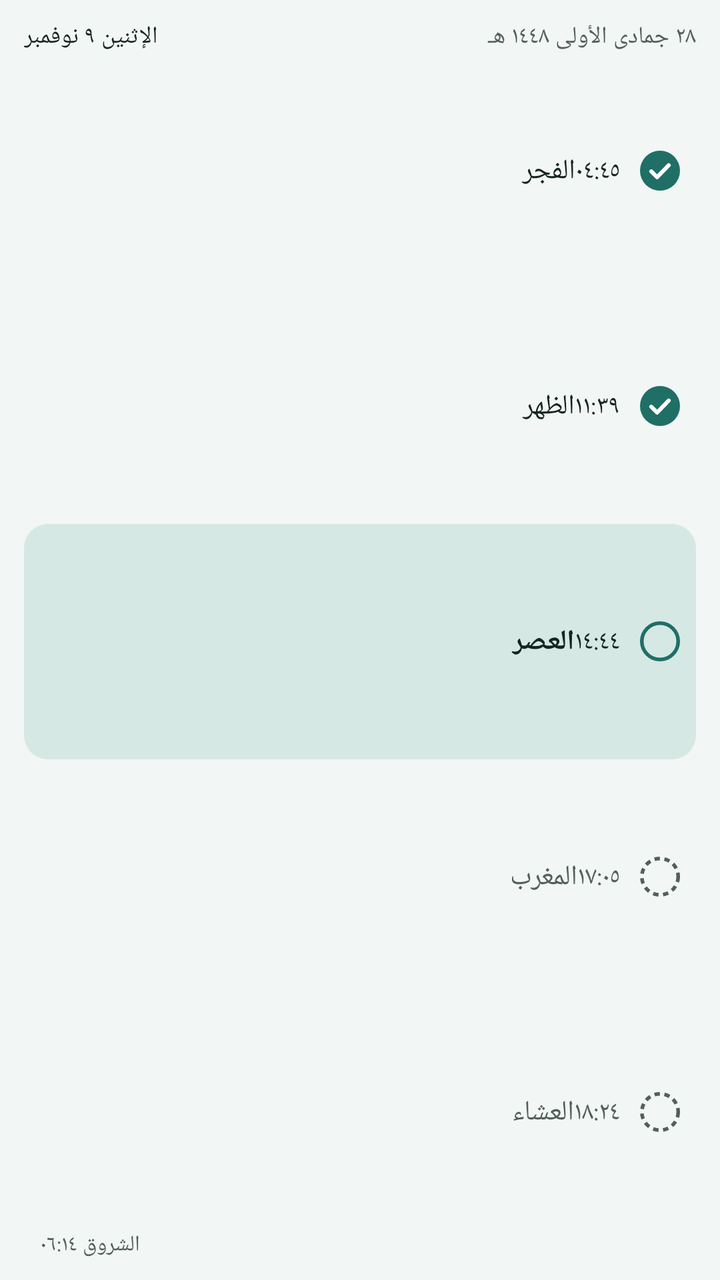
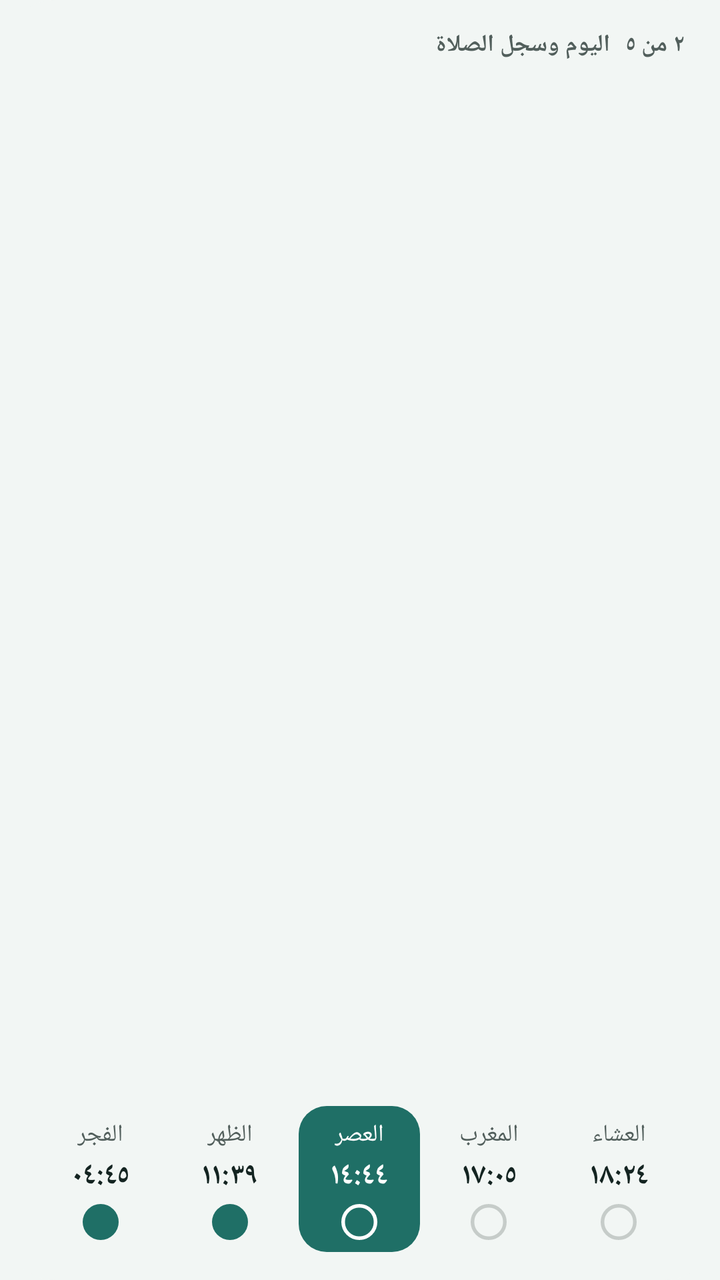

Screens rendered from an Android XML layout before and after an edit, with the pre-edit source and the edit as a unified diff.
<!-- AndroidManifest.xml: application theme Theme.Mawaqeet -->
<!-- res/layout/widget_preview_today_log.xml -->
<?xml version="1.0" encoding="utf-8"?>
<LinearLayout xmlns:android="http://schemas.android.com/apk/res/android"
    android:layout_width="match_parent"
    android:layout_height="match_parent"
    android:background="@drawable/widget_background"
    android:backgroundTint="@color/widget_background"
    android:gravity="top"
    android:orientation="vertical"
    android:paddingHorizontal="12dp"
    android:paddingVertical="10dp">

    <LinearLayout
        android:layout_width="match_parent"
        android:layout_height="wrap_content"
        android:orientation="horizontal">

        <TextView
            android:layout_width="wrap_content"
            android:layout_height="wrap_content"
            android:maxLines="1"
            android:text="@string/widget_preview_date"
            android:textColor="@color/widget_text"
            android:textSize="12sp" />

        <TextView
            android:layout_width="0dp"
            android:layout_height="wrap_content"
            android:layout_marginStart="8dp"
            android:layout_weight="1"
            android:ellipsize="end"
            android:maxLines="1"
            android:text="@string/widget_preview_hijri"
            android:textColor="@color/widget_text_muted"
            android:textSize="12sp" />
    </LinearLayout>

    <LinearLayout
        android:layout_width="match_parent"
        android:layout_height="0dp"
        android:layout_weight="1"
        android:gravity="center_vertical"
        android:orientation="horizontal"
        android:paddingHorizontal="8dp">

        <TextView
            android:layout_width="0dp"
            android:layout_height="wrap_content"
            android:layout_weight="1"
            android:maxLines="1"
            android:text="@string/prayer_fajr"
            android:textColor="@color/widget_text"
            android:textSize="14sp" />

        <TextView
            android:layout_width="wrap_content"
            android:layout_height="wrap_content"
            android:maxLines="1"
            android:text="@string/widget_preview_fajr_time"
            android:textColor="@color/widget_text"
            android:textSize="13sp" />

        <FrameLayout
            android:layout_width="20dp"
            android:layout_height="20dp"
            android:layout_marginStart="10dp">

            <ImageView
                android:layout_width="match_parent"
                android:layout_height="match_parent"
                android:importantForAccessibility="no"
                android:src="@drawable/widget_mark_prayed"
                android:tint="@color/widget_accent"
                android:tintMode="src_in" />

            <ImageView
                android:layout_width="match_parent"
                android:layout_height="match_parent"
                android:importantForAccessibility="no"
                android:src="@drawable/widget_mark_check"
                android:tint="@color/widget_on_accent"
                android:tintMode="src_in" />
        </FrameLayout>
    </LinearLayout>

    <LinearLayout
        android:layout_width="match_parent"
        android:layout_height="0dp"
        android:layout_weight="1"
        android:gravity="center_vertical"
        android:orientation="horizontal"
        android:paddingHorizontal="8dp">

        <TextView
            android:layout_width="0dp"
            android:layout_height="wrap_content"
            android:layout_weight="1"
            android:maxLines="1"
            android:text="@string/prayer_dhuhr"
            android:textColor="@color/widget_text"
            android:textSize="14sp" />

        <TextView
            android:layout_width="wrap_content"
            android:layout_height="wrap_content"
            android:maxLines="1"
            android:text="@string/widget_preview_dhuhr_time"
            android:textColor="@color/widget_text"
            android:textSize="13sp" />

        <FrameLayout
            android:layout_width="20dp"
            android:layout_height="20dp"
            android:layout_marginStart="10dp">

            <ImageView
                android:layout_width="match_parent"
                android:layout_height="match_parent"
                android:importantForAccessibility="no"
                android:src="@drawable/widget_mark_prayed"
                android:tint="@color/widget_accent"
                android:tintMode="src_in" />

            <ImageView
                android:layout_width="match_parent"
                android:layout_height="match_parent"
                android:importantForAccessibility="no"
                android:src="@drawable/widget_mark_check"
                android:tint="@color/widget_on_accent"
                android:tintMode="src_in" />
        </FrameLayout>
    </LinearLayout>

    <LinearLayout
        android:layout_width="match_parent"
        android:layout_height="0dp"
        android:layout_weight="1"
        android:background="@drawable/widget_row_next"
        android:backgroundTint="@color/widget_accent_soft"
        android:gravity="center_vertical"
        android:orientation="horizontal"
        android:paddingHorizontal="8dp">

        <TextView
            android:layout_width="0dp"
            android:layout_height="wrap_content"
            android:layout_weight="1"
            android:maxLines="1"
            android:text="@string/prayer_asr"
            android:textColor="@color/widget_text"
            android:textSize="14sp"
            android:textStyle="bold" />

        <TextView
            android:layout_width="wrap_content"
            android:layout_height="wrap_content"
            android:maxLines="1"
            android:text="@string/widget_preview_asr_time"
            android:textColor="@color/widget_text"
            android:textSize="13sp" />

        <ImageView
            android:layout_width="20dp"
            android:layout_height="20dp"
            android:layout_marginStart="10dp"
            android:importantForAccessibility="no"
            android:src="@drawable/widget_mark_due"
            android:tint="@color/widget_accent"
            android:tintMode="src_in" />
    </LinearLayout>

    <LinearLayout
        android:layout_width="match_parent"
        android:layout_height="0dp"
        android:layout_weight="1"
        android:gravity="center_vertical"
        android:orientation="horizontal"
        android:paddingHorizontal="8dp">

        <TextView
            android:layout_width="0dp"
            android:layout_height="wrap_content"
            android:layout_weight="1"
            android:maxLines="1"
            android:text="@string/prayer_maghrib"
            android:textColor="@color/widget_text_muted"
            android:textSize="14sp" />

        <TextView
            android:layout_width="wrap_content"
            android:layout_height="wrap_content"
            android:maxLines="1"
            android:text="@string/widget_preview_maghrib_time"
            android:textColor="@color/widget_text_muted"
            android:textSize="13sp" />

        <ImageView
            android:layout_width="20dp"
            android:layout_height="20dp"
            android:layout_marginStart="10dp"
            android:importantForAccessibility="no"
            android:src="@drawable/widget_mark_upcoming"
            android:tint="@color/widget_text_muted"
            android:tintMode="src_in" />
    </LinearLayout>

    <LinearLayout
        android:layout_width="match_parent"
        android:layout_height="0dp"
        android:layout_weight="1"
        android:gravity="center_vertical"
        android:orientation="horizontal"
        android:paddingHorizontal="8dp">

        <TextView
            android:layout_width="0dp"
            android:layout_height="wrap_content"
            android:layout_weight="1"
            android:maxLines="1"
            android:text="@string/prayer_isha"
            android:textColor="@color/widget_text_muted"
            android:textSize="14sp" />

        <TextView
            android:layout_width="wrap_content"
            android:layout_height="wrap_content"
            android:maxLines="1"
            android:text="@string/widget_preview_isha_time"
            android:textColor="@color/widget_text_muted"
            android:textSize="13sp" />

        <ImageView
            android:layout_width="20dp"
            android:layout_height="20dp"
            android:layout_marginStart="10dp"
            android:importantForAccessibility="no"
            android:src="@drawable/widget_mark_upcoming"
            android:tint="@color/widget_text_muted"
            android:tintMode="src_in" />
    </LinearLayout>

    <TextView
        android:layout_width="wrap_content"
        android:layout_height="wrap_content"
        android:maxLines="1"
        android:text="@string/widget_preview_sunrise_line"
        android:textColor="@color/widget_text_muted"
        android:textSize="11sp"
        android:paddingHorizontal="8dp" />
</LinearLayout>
<!-- resources referenced by this layout -->
<resources>
  <color name="widget_accent">#1F6F66</color>
  <color name="widget_accent_soft">#D6E8E4</color>
  <color name="widget_background">#F2F6F4</color>
  <color name="widget_on_accent">#FFFFFF</color>
  <color name="widget_text">#142421</color>
  <color name="widget_text_muted">#525F5C</color>
  <!-- drawable widget_background (drawable) -->
  <?xml version="1.0" encoding="utf-8"?>
  <shape xmlns:android="http://schemas.android.com/apk/res/android" android:shape="rectangle">
      <solid android:color="@android:color/white" />
      <corners android:radius="@dimen/widget_radius" />
  </shape>
  <!-- drawable widget_mark_check (drawable) -->
  <?xml version="1.0" encoding="utf-8"?>
  <vector xmlns:android="http://schemas.android.com/apk/res/android"
      android:width="22dp"
      android:height="22dp"
      android:viewportWidth="22"
      android:viewportHeight="22">
      <path
          android:pathData="M6.2,11.4l3.2,3.2l6.4,-6.6"
          android:strokeWidth="2.2"
          android:strokeColor="@android:color/white"
          android:strokeLineCap="round"
          android:strokeLineJoin="round" />
  </vector>
  <!-- drawable widget_mark_due (drawable) -->
  <?xml version="1.0" encoding="utf-8"?>
  <shape xmlns:android="http://schemas.android.com/apk/res/android" android:shape="oval">
      
      <solid android:color="@android:color/transparent" />
      <size android:width="22dp" android:height="22dp" />
      <stroke android:width="2dp" android:color="@android:color/white" />
  </shape>
  <!-- drawable widget_mark_prayed (drawable) -->
  <?xml version="1.0" encoding="utf-8"?>
  <shape xmlns:android="http://schemas.android.com/apk/res/android" android:shape="oval">
      <size android:width="22dp" android:height="22dp" />
      <solid android:color="@android:color/white" />
  </shape>
  <!-- drawable widget_mark_upcoming (drawable) -->
  <?xml version="1.0" encoding="utf-8"?>
  <shape xmlns:android="http://schemas.android.com/apk/res/android" android:shape="oval">
      
      <solid android:color="@android:color/transparent" />
      <size android:width="22dp" android:height="22dp" />
      <stroke
          android:width="2dp"
          android:color="@android:color/white"
          android:dashWidth="3dp"
          android:dashGap="2.5dp" />
  </shape>
  <!-- drawable widget_row_next (drawable) -->
  <?xml version="1.0" encoding="utf-8"?>
  <shape xmlns:android="http://schemas.android.com/apk/res/android" android:shape="rectangle">
      <solid android:color="@android:color/white" />
      <corners android:radius="12dp" />
  </shape>
  <string name="prayer_asr">العصر</string>
  <string name="prayer_dhuhr">الظهر</string>
  <string name="prayer_fajr">الفجر</string>
  <string name="prayer_isha">العشاء</string>
  <string name="prayer_maghrib">المغرب</string>
  <string name="widget_preview_asr_time">١٤:٤٤</string>
  <string name="widget_preview_date">الإثنين ٩ نوفمبر</string>
  <string name="widget_preview_dhuhr_time">١١:٣٩</string>
  <string name="widget_preview_fajr_time">٠٤:٤٥</string>
  <string name="widget_preview_hijri">٢٨ جمادى الأولى ١٤٤٨ هـ</string>
  <string name="widget_preview_isha_time">١٨:٢٤</string>
  <string name="widget_preview_maghrib_time">١٧:٠٥</string>
  <string name="widget_preview_sunrise_line">الشروق ٠٦:١٤</string>
  <style name="Theme.Mawaqeet" parent="Theme.AppCompat.DayNight.NoActionBar">
          
          <item name="android:windowBackground">@color/window_background</item>
      </style>
  <dimen name="widget_radius">16dp</dimen>
  <color name="window_background">#F2F6F4</color>
</resources>

<!-- the commit's change to res/layout/widget_preview_today_log.xml (unified diff, before → after) -->
@@ -6,8 +6,8 @@
     android:backgroundTint="@color/widget_background"
     android:gravity="top"
     android:orientation="vertical"
-    android:paddingHorizontal="12dp"
-    android:paddingVertical="10dp">
+    android:paddingHorizontal="18dp"
+    android:paddingVertical="14dp">
 
     <LinearLayout
         android:layout_width="match_parent"
@@ -15,235 +15,219 @@
         android:orientation="horizontal">
 
         <TextView
-            android:layout_width="wrap_content"
-            android:layout_height="wrap_content"
-            android:maxLines="1"
-            android:text="@string/widget_preview_date"
-            android:textColor="@color/widget_text"
-            android:textSize="12sp" />
-
-        <TextView
-            android:layout_width="0dp"
-            android:layout_height="wrap_content"
-            android:layout_marginStart="8dp"
+            android:layout_width="0dp"
+            android:layout_height="wrap_content"
             android:layout_weight="1"
             android:ellipsize="end"
             android:maxLines="1"
-            android:text="@string/widget_preview_hijri"
+            android:text="@string/widget_today_log"
             android:textColor="@color/widget_text_muted"
-            android:textSize="12sp" />
+            android:textSize="12sp"
+            android:textStyle="bold" />
+
+        <TextView
+            android:layout_width="wrap_content"
+            android:layout_height="wrap_content"
+            android:maxLines="1"
+            android:text="@string/widget_preview_today_count"
+            android:textColor="@color/widget_text_muted"
+            android:textSize="12sp"
+            android:textStyle="bold"
+                android:layout_marginStart="8dp" />
     </LinearLayout>
 
     <LinearLayout
         android:layout_width="match_parent"
         android:layout_height="0dp"
         android:layout_weight="1"
-        android:gravity="center_vertical"
-        android:orientation="horizontal"
-        android:paddingHorizontal="8dp">
-
-        <TextView
-            android:layout_width="0dp"
-            android:layout_height="wrap_content"
-            android:layout_weight="1"
-            android:maxLines="1"
-            android:text="@string/prayer_fajr"
-            android:textColor="@color/widget_text"
-            android:textSize="14sp" />
-
-        <TextView
-            android:layout_width="wrap_content"
-            android:layout_height="wrap_content"
-            android:maxLines="1"
-            android:text="@string/widget_preview_fajr_time"
-            android:textColor="@color/widget_text"
-            android:textSize="13sp" />
-
-        <FrameLayout
-            android:layout_width="20dp"
-            android:layout_height="20dp"
-            android:layout_marginStart="10dp">
-
-            <ImageView
-                android:layout_width="match_parent"
-                android:layout_height="match_parent"
-                android:importantForAccessibility="no"
-                android:src="@drawable/widget_mark_prayed"
+        android:gravity="bottom"
+        android:orientation="horizontal">
+
+        <LinearLayout
+            android:layout_width="0dp"
+            android:layout_height="wrap_content"
+            android:layout_marginHorizontal="2dp"
+            android:layout_weight="1"
+            android:gravity="center"
+            android:orientation="vertical"
+            android:paddingVertical="6dp">
+
+            <TextView
+                android:layout_width="wrap_content"
+                android:layout_height="wrap_content"
+                android:maxLines="1"
+                android:text="@string/prayer_fajr"
+                android:textColor="@color/widget_text_muted"
+                android:textSize="12sp" />
+
+            <TextView
+                android:layout_width="wrap_content"
+                android:layout_height="wrap_content"
+                android:maxLines="1"
+                android:text="@string/widget_preview_fajr_time"
+                android:textColor="@color/widget_text"
+                android:textSize="15sp"
+                android:textStyle="bold"
+                android:layout_marginTop="2dp" />
+
+            <ImageView
+                android:layout_width="18dp"
+                android:layout_height="18dp"
+                android:importantForAccessibility="no"
+                android:src="@drawable/widget_dot_prayed"
                 android:tint="@color/widget_accent"
-                android:tintMode="src_in" />
-
-            <ImageView
-                android:layout_width="match_parent"
-                android:layout_height="match_parent"
-                android:importantForAccessibility="no"
-                android:src="@drawable/widget_mark_check"
+                android:tintMode="src_in"
+                android:layout_marginTop="4dp" />
+        </LinearLayout>
+
+        <LinearLayout
+            android:layout_width="0dp"
+            android:layout_height="wrap_content"
+            android:layout_marginHorizontal="2dp"
+            android:layout_weight="1"
+            android:gravity="center"
+            android:orientation="vertical"
+            android:paddingVertical="6dp">
+
+            <TextView
+                android:layout_width="wrap_content"
+                android:layout_height="wrap_content"
+                android:maxLines="1"
+                android:text="@string/prayer_dhuhr"
+                android:textColor="@color/widget_text_muted"
+                android:textSize="12sp" />
+
+            <TextView
+                android:layout_width="wrap_content"
+                android:layout_height="wrap_content"
+                android:maxLines="1"
+                android:text="@string/widget_preview_dhuhr_time"
+                android:textColor="@color/widget_text"
+                android:textSize="15sp"
+                android:textStyle="bold"
+                android:layout_marginTop="2dp" />
+
+            <ImageView
+                android:layout_width="18dp"
+                android:layout_height="18dp"
+                android:importantForAccessibility="no"
+                android:src="@drawable/widget_dot_prayed"
+                android:tint="@color/widget_accent"
+                android:tintMode="src_in"
+                android:layout_marginTop="4dp" />
+        </LinearLayout>
+
+        <LinearLayout
+            android:layout_width="0dp"
+            android:layout_height="wrap_content"
+            android:layout_marginHorizontal="2dp"
+            android:layout_weight="1"
+            android:background="@drawable/widget_cell_next"
+            android:backgroundTint="@color/widget_accent"
+            android:gravity="center"
+            android:orientation="vertical"
+            android:paddingVertical="6dp">
+
+            <TextView
+                android:layout_width="wrap_content"
+                android:layout_height="wrap_content"
+                android:maxLines="1"
+                android:text="@string/prayer_asr"
+                android:textColor="@color/widget_on_accent"
+                android:textSize="12sp" />
+
+            <TextView
+                android:layout_width="wrap_content"
+                android:layout_height="wrap_content"
+                android:maxLines="1"
+                android:text="@string/widget_preview_asr_time"
+                android:textColor="@color/widget_on_accent"
+                android:textSize="15sp"
+                android:textStyle="bold"
+                android:layout_marginTop="2dp" />
+
+            <ImageView
+                android:layout_width="18dp"
+                android:layout_height="18dp"
+                android:importantForAccessibility="no"
+                android:src="@drawable/widget_ring"
                 android:tint="@color/widget_on_accent"
-                android:tintMode="src_in" />
-        </FrameLayout>
+                android:tintMode="src_in"
+                android:layout_marginTop="4dp" />
+        </LinearLayout>
+
+        <LinearLayout
+            android:layout_width="0dp"
+            android:layout_height="wrap_content"
+            android:layout_marginHorizontal="2dp"
+            android:layout_weight="1"
+            android:gravity="center"
+            android:orientation="vertical"
+            android:paddingVertical="6dp">
+
+            <TextView
+                android:layout_width="wrap_content"
+                android:layout_height="wrap_content"
+                android:maxLines="1"
+                android:text="@string/prayer_maghrib"
+                android:textColor="@color/widget_text_muted"
+                android:textSize="12sp" />
+
+            <TextView
+                android:layout_width="wrap_content"
+                android:layout_height="wrap_content"
+                android:maxLines="1"
+                android:text="@string/widget_preview_maghrib_time"
+                android:textColor="@color/widget_text"
+                android:textSize="15sp"
+                android:textStyle="bold"
+                android:layout_marginTop="2dp" />
+
+            <ImageView
+                android:layout_width="18dp"
+                android:layout_height="18dp"
+                android:importantForAccessibility="no"
+                android:src="@drawable/widget_ring"
+                android:tint="@color/widget_dot_upcoming"
+                android:tintMode="src_in"
+                android:layout_marginTop="4dp" />
+        </LinearLayout>
+
+        <LinearLayout
+            android:layout_width="0dp"
+            android:layout_height="wrap_content"
+            android:layout_marginHorizontal="2dp"
+            android:layout_weight="1"
+            android:gravity="center"
+            android:orientation="vertical"
+            android:paddingVertical="6dp">
+
+            <TextView
+                android:layout_width="wrap_content"
+                android:layout_height="wrap_content"
+                android:maxLines="1"
+                android:text="@string/prayer_isha"
+                android:textColor="@color/widget_text_muted"
+                android:textSize="12sp" />
+
+            <TextView
+                android:layout_width="wrap_content"
+                android:layout_height="wrap_content"
+                android:maxLines="1"
+                android:text="@string/widget_preview_isha_time"
+                android:textColor="@color/widget_text"
+                android:textSize="15sp"
+                android:textStyle="bold"
+                android:layout_marginTop="2dp" />
+
+            <ImageView
+                android:layout_width="18dp"
+                android:layout_height="18dp"
+                android:importantForAccessibility="no"
+                android:src="@drawable/widget_ring"
+                android:tint="@color/widget_dot_upcoming"
+                android:tintMode="src_in"
+                android:layout_marginTop="4dp" />
+        </LinearLayout>
     </LinearLayout>
-
-    <LinearLayout
-        android:layout_width="match_parent"
-        android:layout_height="0dp"
-        android:layout_weight="1"
-        android:gravity="center_vertical"
-        android:orientation="horizontal"
-        android:paddingHorizontal="8dp">
-
-        <TextView
-            android:layout_width="0dp"
-            android:layout_height="wrap_content"
-            android:layout_weight="1"
-            android:maxLines="1"
-            android:text="@string/prayer_dhuhr"
-            android:textColor="@color/widget_text"
-            android:textSize="14sp" />
-
-        <TextView
-            android:layout_width="wrap_content"
-            android:layout_height="wrap_content"
-            android:maxLines="1"
-            android:text="@string/widget_preview_dhuhr_time"
-            android:textColor="@color/widget_text"
-            android:textSize="13sp" />
-
-        <FrameLayout
-            android:layout_width="20dp"
-            android:layout_height="20dp"
-            android:layout_marginStart="10dp">
-
-            <ImageView
-                android:layout_width="match_parent"
-                android:layout_height="match_parent"
-                android:importantForAccessibility="no"
-                android:src="@drawable/widget_mark_prayed"
-                android:tint="@color/widget_accent"
-                android:tintMode="src_in" />
-
-            <ImageView
-                android:layout_width="match_parent"
-                android:layout_height="match_parent"
-                android:importantForAccessibility="no"
-                android:src="@drawable/widget_mark_check"
-                android:tint="@color/widget_on_accent"
-                android:tintMode="src_in" />
-        </FrameLayout>
-    </LinearLayout>
-
-    <LinearLayout
-        android:layout_width="match_parent"
-        android:layout_height="0dp"
-        android:layout_weight="1"
-        android:background="@drawable/widget_row_next"
-        android:backgroundTint="@color/widget_accent_soft"
-        android:gravity="center_vertical"
-        android:orientation="horizontal"
-        android:paddingHorizontal="8dp">
-
-        <TextView
-            android:layout_width="0dp"
-            android:layout_height="wrap_content"
-            android:layout_weight="1"
-            android:maxLines="1"
-            android:text="@string/prayer_asr"
-            android:textColor="@color/widget_text"
-            android:textSize="14sp"
-            android:textStyle="bold" />
-
-        <TextView
-            android:layout_width="wrap_content"
-            android:layout_height="wrap_content"
-            android:maxLines="1"
-            android:text="@string/widget_preview_asr_time"
-            android:textColor="@color/widget_text"
-            android:textSize="13sp" />
-
-        <ImageView
-            android:layout_width="20dp"
-            android:layout_height="20dp"
-            android:layout_marginStart="10dp"
-            android:importantForAccessibility="no"
-            android:src="@drawable/widget_mark_due"
-            android:tint="@color/widget_accent"
-            android:tintMode="src_in" />
-    </LinearLayout>
-
-    <LinearLayout
-        android:layout_width="match_parent"
-        android:layout_height="0dp"
-        android:layout_weight="1"
-        android:gravity="center_vertical"
-        android:orientation="horizontal"
-        android:paddingHorizontal="8dp">
-
-        <TextView
-            android:layout_width="0dp"
-            android:layout_height="wrap_content"
-            android:layout_weight="1"
-            android:maxLines="1"
-            android:text="@string/prayer_maghrib"
-            android:textColor="@color/widget_text_muted"
-            android:textSize="14sp" />
-
-        <TextView
-            android:layout_width="wrap_content"
-            android:layout_height="wrap_content"
-            android:maxLines="1"
-            android:text="@string/widget_preview_maghrib_time"
-            android:textColor="@color/widget_text_muted"
-            android:textSize="13sp" />
-
-        <ImageView
-            android:layout_width="20dp"
-            android:layout_height="20dp"
-            android:layout_marginStart="10dp"
-            android:importantForAccessibility="no"
-            android:src="@drawable/widget_mark_upcoming"
-            android:tint="@color/widget_text_muted"
-            android:tintMode="src_in" />
-    </LinearLayout>
-
-    <LinearLayout
-        android:layout_width="match_parent"
-        android:layout_height="0dp"
-        android:layout_weight="1"
-        android:gravity="center_vertical"
-        android:orientation="horizontal"
-        android:paddingHorizontal="8dp">
-
-        <TextView
-            android:layout_width="0dp"
-            android:layout_height="wrap_content"
-            android:layout_weight="1"
-            android:maxLines="1"
-            android:text="@string/prayer_isha"
-            android:textColor="@color/widget_text_muted"
-            android:textSize="14sp" />
-
-        <TextView
-            android:layout_width="wrap_content"
-            android:layout_height="wrap_content"
-            android:maxLines="1"
-            android:text="@string/widget_preview_isha_time"
-            android:textColor="@color/widget_text_muted"
-            android:textSize="13sp" />
-
-        <ImageView
-            android:layout_width="20dp"
-            android:layout_height="20dp"
-            android:layout_marginStart="10dp"
-            android:importantForAccessibility="no"
-            android:src="@drawable/widget_mark_upcoming"
-            android:tint="@color/widget_text_muted"
-            android:tintMode="src_in" />
-    </LinearLayout>
-
-    <TextView
-        android:layout_width="wrap_content"
-        android:layout_height="wrap_content"
-        android:maxLines="1"
-        android:text="@string/widget_preview_sunrise_line"
-        android:textColor="@color/widget_text_muted"
-        android:textSize="11sp"
-        android:paddingHorizontal="8dp" />
 </LinearLayout>
<!-- resource entries referenced after the edit -->
@@ -1,8 +1,8 @@
 <!-- resources referenced by this layout -->
 <resources>
   <color name="widget_accent">#1F6F66</color>
-  <color name="widget_accent_soft">#D6E8E4</color>
   <color name="widget_background">#F2F6F4</color>
+  <color name="widget_dot_upcoming">#47525F5C</color>
   <color name="widget_on_accent">#FFFFFF</color>
   <color name="widget_text">#142421</color>
   <color name="widget_text_muted">#525F5C</color>
@@ -12,51 +12,25 @@
       <solid android:color="@android:color/white" />
       <corners android:radius="@dimen/widget_radius" />
   </shape>
-  <!-- drawable widget_mark_check (drawable) -->
+  <!-- drawable widget_cell_next (drawable) -->
   <?xml version="1.0" encoding="utf-8"?>
-  <vector xmlns:android="http://schemas.android.com/apk/res/android"
-      android:width="22dp"
-      android:height="22dp"
-      android:viewportWidth="22"
-      android:viewportHeight="22">
-      <path
-          android:pathData="M6.2,11.4l3.2,3.2l6.4,-6.6"
-          android:strokeWidth="2.2"
-          android:strokeColor="@android:color/white"
-          android:strokeLineCap="round"
-          android:strokeLineJoin="round" />
-  </vector>
-  <!-- drawable widget_mark_due (drawable) -->
+  <shape xmlns:android="http://schemas.android.com/apk/res/android" android:shape="rectangle">
+      <solid android:color="@android:color/white" />
+      <corners android:radius="14dp" />
+  </shape>
+  <!-- drawable widget_dot_prayed (drawable) -->
+  <?xml version="1.0" encoding="utf-8"?>
+  <shape xmlns:android="http://schemas.android.com/apk/res/android" android:shape="oval">
+      <size android:width="20dp" android:height="20dp" />
+      <solid android:color="@android:color/white" />
+  </shape>
+  <!-- drawable widget_ring (drawable) -->
   <?xml version="1.0" encoding="utf-8"?>
   <shape xmlns:android="http://schemas.android.com/apk/res/android" android:shape="oval">
       
       <solid android:color="@android:color/transparent" />
-      <size android:width="22dp" android:height="22dp" />
+      <size android:width="20dp" android:height="20dp" />
       <stroke android:width="2dp" android:color="@android:color/white" />
-  </shape>
-  <!-- drawable widget_mark_prayed (drawable) -->
-  <?xml version="1.0" encoding="utf-8"?>
-  <shape xmlns:android="http://schemas.android.com/apk/res/android" android:shape="oval">
-      <size android:width="22dp" android:height="22dp" />
-      <solid android:color="@android:color/white" />
-  </shape>
-  <!-- drawable widget_mark_upcoming (drawable) -->
-  <?xml version="1.0" encoding="utf-8"?>
-  <shape xmlns:android="http://schemas.android.com/apk/res/android" android:shape="oval">
-      
-      <solid android:color="@android:color/transparent" />
-      <size android:width="22dp" android:height="22dp" />
-      <stroke
-          android:width="2dp"
-          android:color="@android:color/white"
-          android:dashWidth="3dp"
-          android:dashGap="2.5dp" />
-  </shape>
-  <!-- drawable widget_row_next (drawable) -->
-  <?xml version="1.0" encoding="utf-8"?>
-  <shape xmlns:android="http://schemas.android.com/apk/res/android" android:shape="rectangle">
-      <solid android:color="@android:color/white" />
-      <corners android:radius="12dp" />
   </shape>
   <string name="prayer_asr">العصر</string>
   <string name="prayer_dhuhr">الظهر</string>
@@ -64,18 +38,17 @@
   <string name="prayer_isha">العشاء</string>
   <string name="prayer_maghrib">المغرب</string>
   <string name="widget_preview_asr_time">١٤:٤٤</string>
-  <string name="widget_preview_date">الإثنين ٩ نوفمبر</string>
   <string name="widget_preview_dhuhr_time">١١:٣٩</string>
   <string name="widget_preview_fajr_time">٠٤:٤٥</string>
-  <string name="widget_preview_hijri">٢٨ جمادى الأولى ١٤٤٨ هـ</string>
   <string name="widget_preview_isha_time">١٨:٢٤</string>
   <string name="widget_preview_maghrib_time">١٧:٠٥</string>
-  <string name="widget_preview_sunrise_line">الشروق ٠٦:١٤</string>
+  <string name="widget_preview_today_count">٢ من ٥</string>
+  <string name="widget_today_log">اليوم وسجل الصلاة</string>
   <style name="Theme.Mawaqeet" parent="Theme.AppCompat.DayNight.NoActionBar">
           
           <item name="android:windowBackground">@color/window_background</item>
       </style>
-  <dimen name="widget_radius">16dp</dimen>
+  <dimen name="widget_radius">24dp</dimen>
   <color name="window_background">#F2F6F4</color>
 </resources>
 
